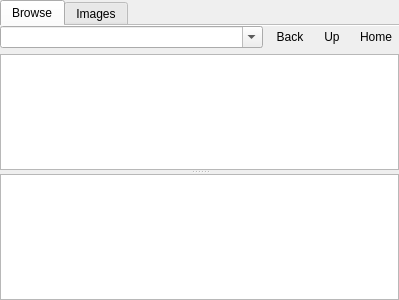
First picture: the form in krita/plugins/extensions/dockers/imagedocker/forms/wdgimagedocker.ui, repository KDE/krita, before the edit.
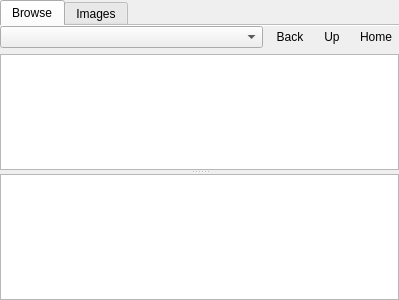
Second picture: the form after the edit. Custom widgets are drawn as their Qt base class.

Commit message: Change the image docker combobox to show common locations and drives

```diff
--- a/krita/plugins/extensions/dockers/imagedocker/forms/wdgimagedocker.ui
+++ b/krita/plugins/extensions/dockers/imagedocker/forms/wdgimagedocker.ui
@@ -60,7 +60,7 @@
              <item>
               <widget class="QComboBox" name="cmbPath">
                <property name="editable">
-                <bool>true</bool>
+                <bool>false</bool>
                </property>
               </widget>
              </item>
```
The commit also changes 2 other files.
